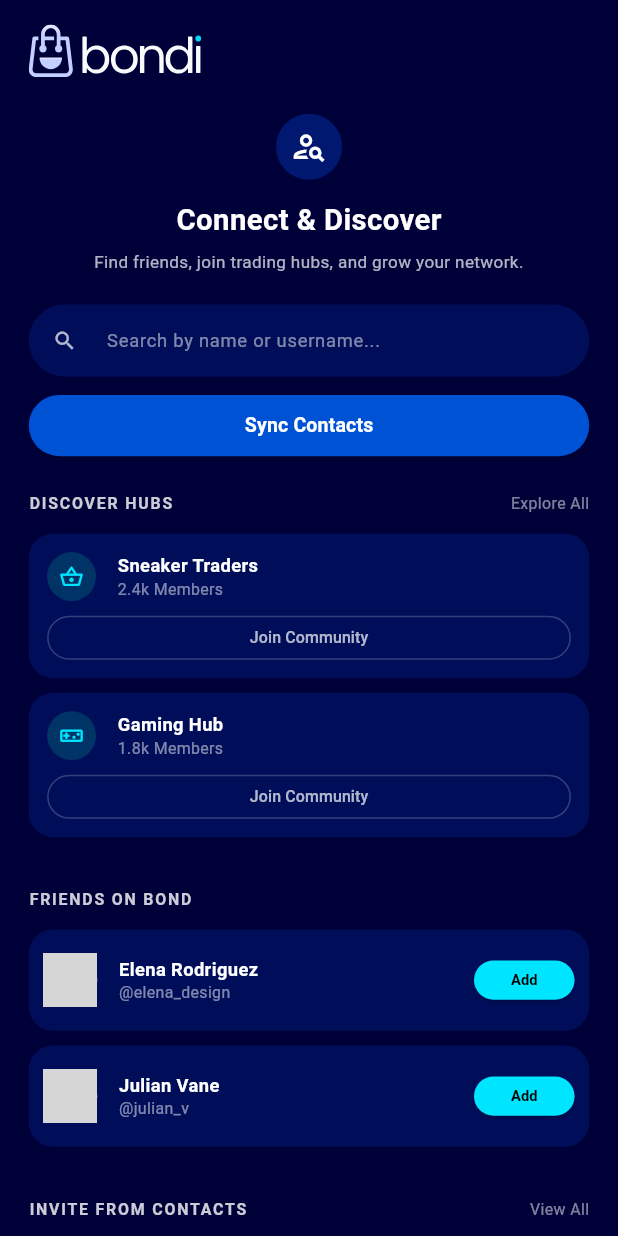
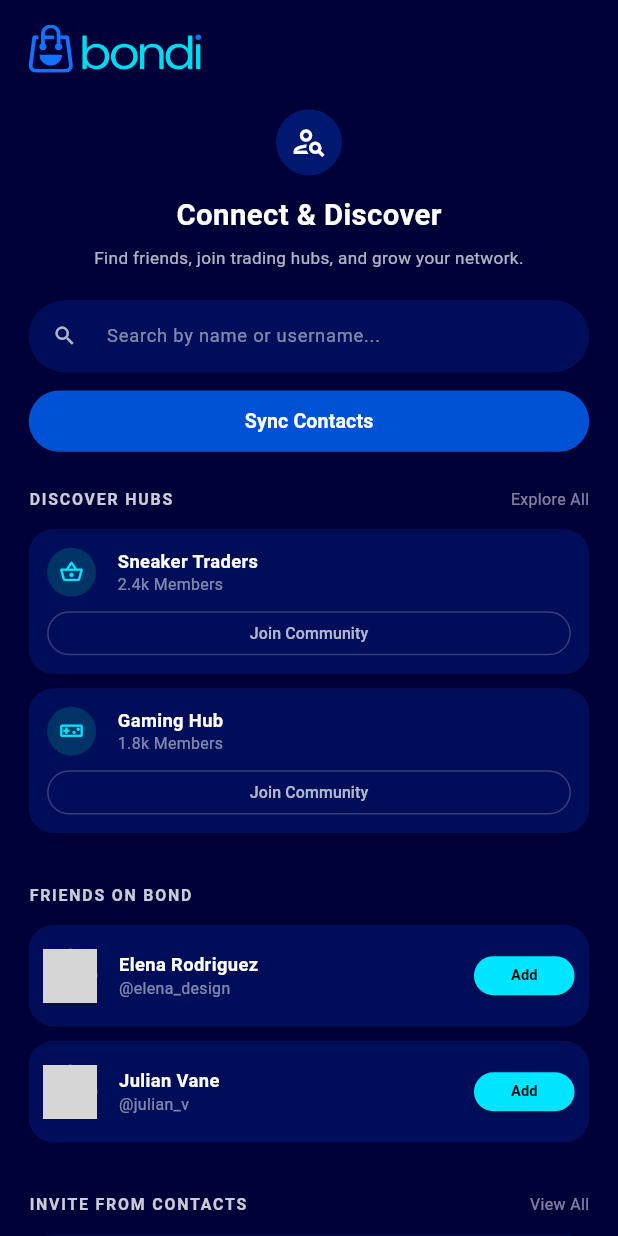
Before and after one commit to srsakilhossen302/Marketplace-apps---Bondi, a Flutter app: the ConnectDiscoverScreen screen opened directly, on a phone screen of 412 x 824 dp. Run offline on Flutter 3.47's test engine with Material 3 defaults, Android fonts, the phone set to English and light mode, and no system bars; our stand-ins replace flutter_screenutil, flutter_svg, get, pinput; network calls fail; grey boxes are pictures that could not be loaded.

Commit message:
feat: implement base view screens for discover, home, success, and connect discover flows

```diff
--- a/lib/View/Screen/ConnectDiscover/view/connect_discover_screen.dart
+++ b/lib/View/Screen/ConnectDiscover/view/connect_discover_screen.dart
@@ -27,7 +27,7 @@
                 child: Align(
                   alignment: Alignment.centerLeft,
                   child: SvgPicture.asset(
-                    'assets/icons/Component 5.svg',
+                    'assets/icons/horizontal logo light bg 1.svg',
                     width: 120.w,
                   ),
                 ),
--- a/lib/View/Screen/Discover/view/discover_screen.dart
+++ b/lib/View/Screen/Discover/view/discover_screen.dart
@@ -67,7 +67,7 @@
       child: Row(
         mainAxisAlignment: MainAxisAlignment.spaceBetween,
         children: [
-          SvgPicture.asset('assets/icons/Component 5.svg', width: 120.w),
+          SvgPicture.asset('assets/icons/horizontal logo light bg 1.svg', width: 120.w),
           SvgPicture.asset(
             'assets/icons/Notification-Icons.svg',
             width: 24.w,
--- a/lib/View/Screen/Home/view/home_screen.dart
+++ b/lib/View/Screen/Home/view/home_screen.dart
@@ -80,7 +80,7 @@
       child: Row(
         mainAxisAlignment: MainAxisAlignment.spaceBetween,
         children: [
-          SvgPicture.asset('assets/icons/Component 5.svg', width: 120.w),
+          SvgPicture.asset('assets/icons/horizontal logo light bg 1.svg', width: 120.w),
           Row(
             children: [
               GestureDetector(
--- a/lib/View/Screen/Success/view/success_screen.dart
+++ b/lib/View/Screen/Success/view/success_screen.dart
@@ -28,7 +28,7 @@
                 child: Align(
                   alignment: Alignment.centerLeft,
                   child: SvgPicture.asset(
-                    'assets/icons/Component 5.svg',
+                    'assets/icons/horizontal logo light bg 1.svg',
                     width: 140,
                   ),
                 ),
```
